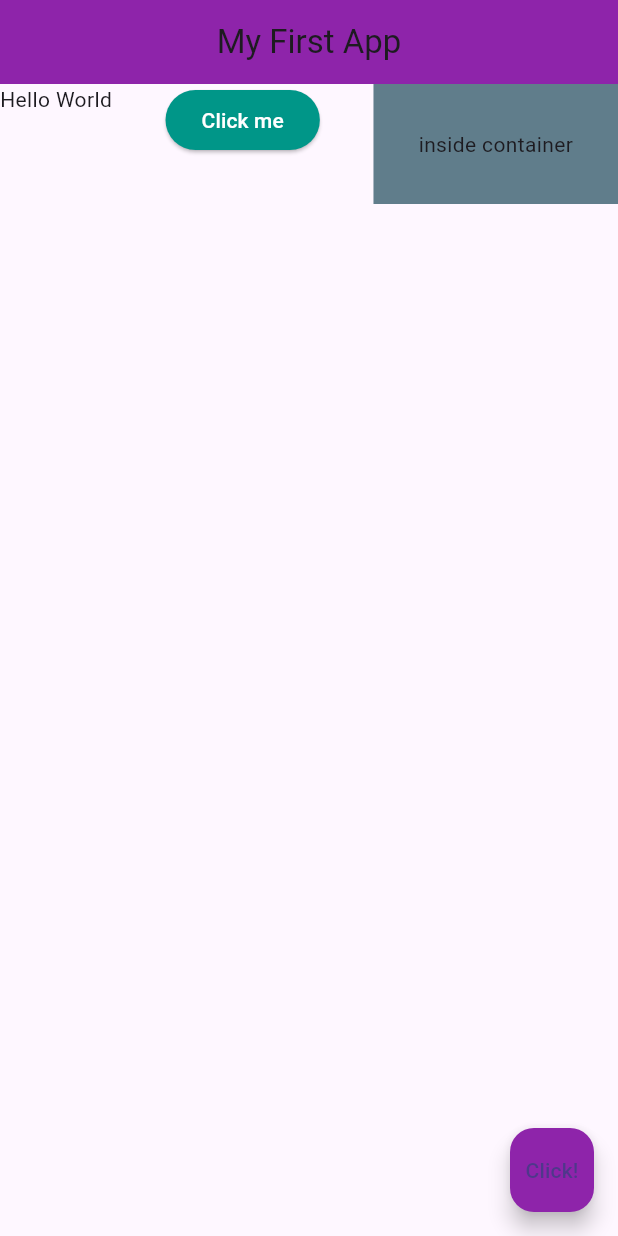
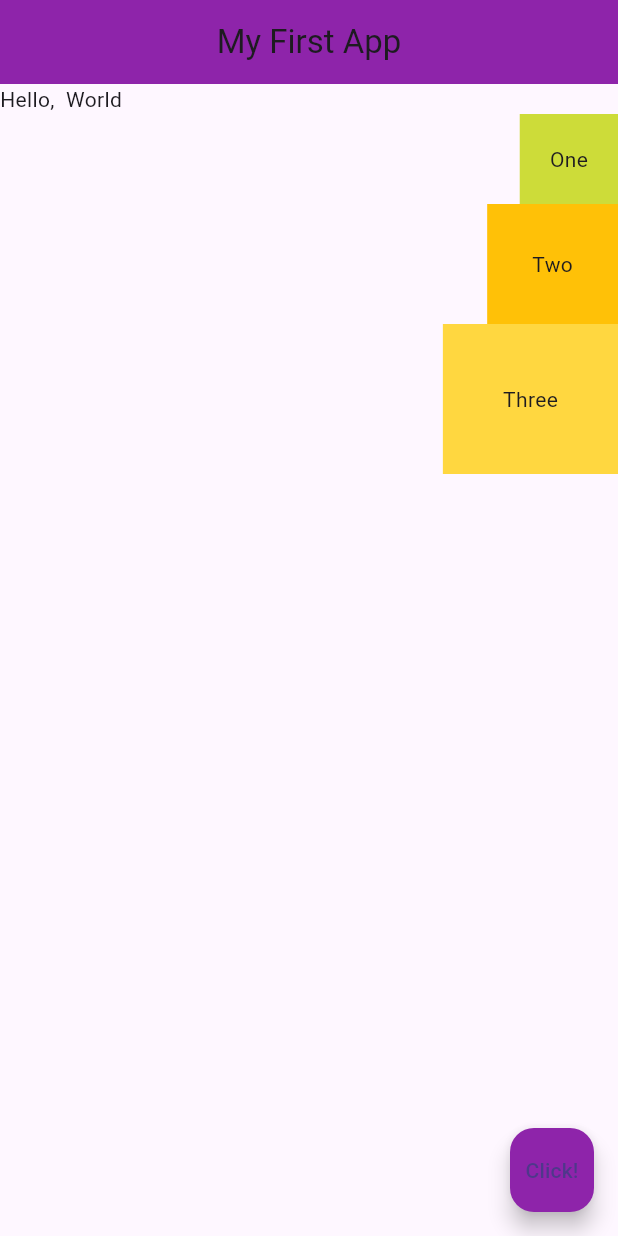
Before and after one commit to Sanjeda039/Flutter_Project, a Flutter app: the screen it shows after launch, on a phone screen of 412 x 824 dp. Run offline on Flutter 3.47's test engine with Material 3 defaults, Android fonts, the phone set to English and light mode, and no system bars.

Commit message:
Column and row together

```diff
--- a/lib/main.dart
+++ b/lib/main.dart
@@ -15,24 +15,31 @@ class Home extends StatelessWidget {
         centerTitle: true,
         backgroundColor: Colors.purple[600],
       ),
-      body: Row(
-        mainAxisAlignment: MainAxisAlignment.spaceBetween,
-        crossAxisAlignment: CrossAxisAlignment.start,
+      body: Column(
+        crossAxisAlignment: CrossAxisAlignment.end,
         children: [
-          Text('Hello World'),
-          ElevatedButton(
-            style: ElevatedButton.styleFrom(
-              backgroundColor: Colors.teal, // Set background color
-              foregroundColor: Colors.white, // Set text color
-            ),
-            onPressed: () { },
-            child: Text('Click me'),
+          Row(
+
+            children: [
+              Text('Hello,  '),
+              Text('World'),
+            ],
           ),
           Container(
-            color: Colors.blueGrey,
+            padding: EdgeInsets.all(20.0),
+            color: Colors.lime,
+            child: Text('One'),
+          ),
+          Container(
             padding: EdgeInsets.all(30.0),
-            child: Text ('inside container'),
-          )
+            color: Colors.amber,
+            child: Text('Two'),
+          ),
+          Container(
+            padding: EdgeInsets.all(40.0),
+            color: Colors.amberAccent,
+            child: Text('Three'),
+          ),
         ],
       ),
       floatingActionButton: FloatingActionButton(
```
